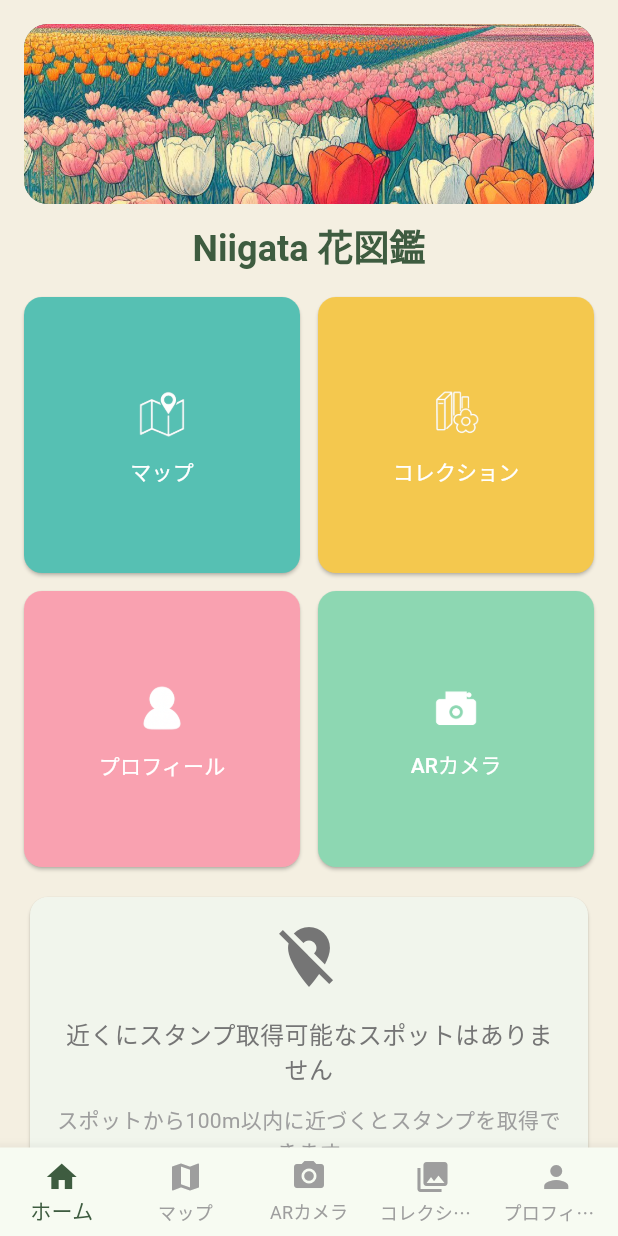
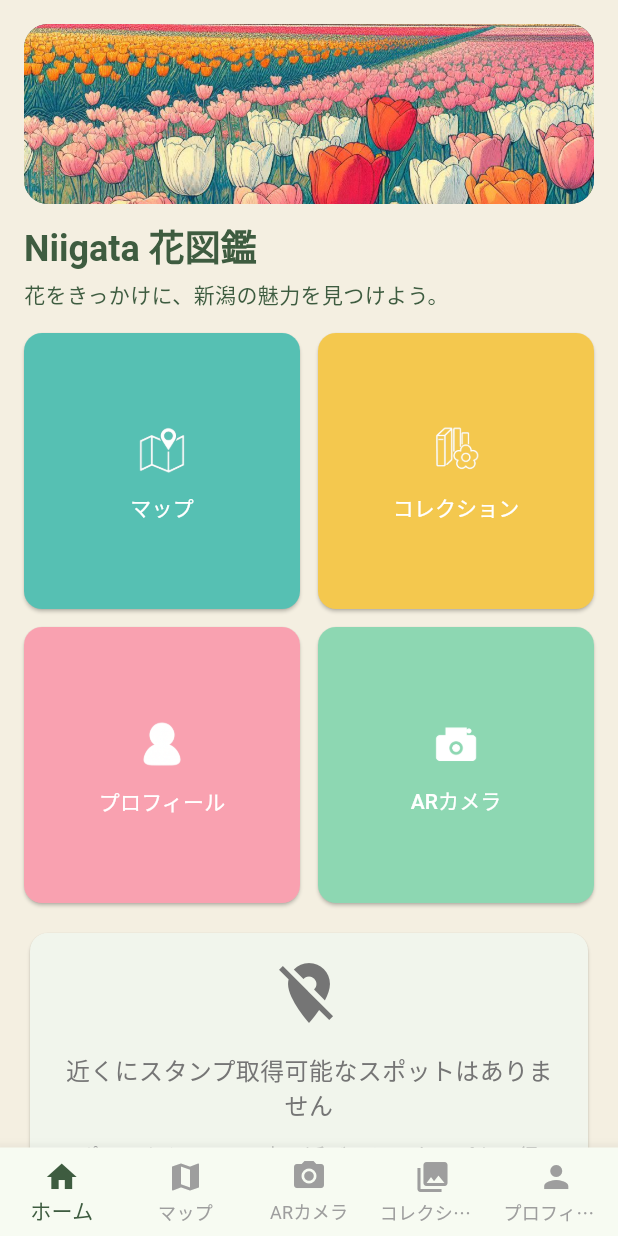
Before and after one commit to TeamYIMT/niigata-flower-guide, a Flutter app: the HomeScreen screen opened directly, on a phone screen of 412 x 824 dp. Run offline on Flutter 3.47's test engine with Material 3 defaults, Android fonts, the phone set to English and light mode, and no system bars; our stand-ins replace cloud_firestore, expandable_text, firebase_analytics, firebase_auth, firebase_core, flutter_dotenv and 5 more; missing offline and left inert: dart:js, flutter_unity_widget, geolocator_platform_interface; accounts and stored records are empty.

Commit message:
feat(ui): ホームのタイトル左寄せ＆サブタイトル追加、視覚ラインを統一
- タイトル/サブタイトルをタイル・トップ画像と同じ左右16pxで整列
- タイトル直下にサブタイトル「花をきっかけに、新潟の魅力を見つけよう。」を追加
- レイアウトの一貫性と可読性を改善

feat(map): 現在地表示を一時的に無効化

- myLocationEnabled / myLocationButtonEnabled を false に設定
- 現在地マーカーも非表示（フラグで制御可能に）

```diff
--- a/lib/data/spots.dart
+++ b/lib/data/spots.dart
@@ -288,7 +288,7 @@ const List<Spot> spots = [
   ),
   Spot(
     id: 'gomadoyama-001',
-    title: '護摩堂山アジサイ園',
+    title: '護摩堂山あじさい園',
     location: '新潟県田上町田上（護摩堂山山頂付近）',
     image: 'assets/photos/ajisai1.JPG',
     images: [
--- a/lib/screens/home_screen.dart
+++ b/lib/screens/home_screen.dart
@@ -52,7 +52,12 @@ class HomeScreen extends StatelessWidget {
               ),
             ),
             const SizedBox(height: 12),
-            // タイトル
+            // タイトル＋サブタイトル＋グリッド（全体で左右16を共有し、左端を完全に揃える）
+            Padding(
+              padding: const EdgeInsets.symmetric(horizontal: 16),
+              child: Column(
+                crossAxisAlignment: CrossAxisAlignment.start,
+                children: [
                   Text(
                     'Niigata 花図鑑',
                     style: Theme.of(context).textTheme.headlineSmall?.copyWith(
@@ -60,11 +65,14 @@ class HomeScreen extends StatelessWidget {
                           fontWeight: FontWeight.bold,
                         ),
                   ),
+                  const SizedBox(height: 4),
+                  const Text(
+                    '花をきっかけに、新潟の魅力を見つけよう。',
+                    style: TextStyle(color: Color(0xFF3E5C40)),
+                  ),
                   const SizedBox(height: 16),
                   // グリッド
-              Padding(
-                padding: const EdgeInsets.symmetric(horizontal: 16),
-                child: GridView.count(
+                  GridView.count(
                     shrinkWrap: true,
                     physics: const NeverScrollableScrollPhysics(),
                     crossAxisCount: 2,
@@ -107,6 +115,8 @@ class HomeScreen extends StatelessWidget {
                       fontSize: 14,
                       padding: 12,
                       onTap: _openArPicker,
+                    ),
+                    ],
                   ),
               ],
               ),
--- a/lib/screens/login_screen.dart
+++ b/lib/screens/login_screen.dart
@@ -122,7 +122,7 @@ class _LoginScreenState extends State<LoginScreen> {
                             ),
                             const SizedBox(height: 8),
                             const Text(
-                              '花をきっかけに、新潟の魅力を発見する',
+                              '花をきっかけに、新潟の魅力を見つけよう。',
                               style: TextStyle(
                                 fontSize: 14,
                                 color: Color(0xFF3A5A40),
```
Also changed, not shown: lib/screens/map_screen.dart (+5 -3 lines), 1 other file. Lines whose indentation alone changed are shown as unchanged.
